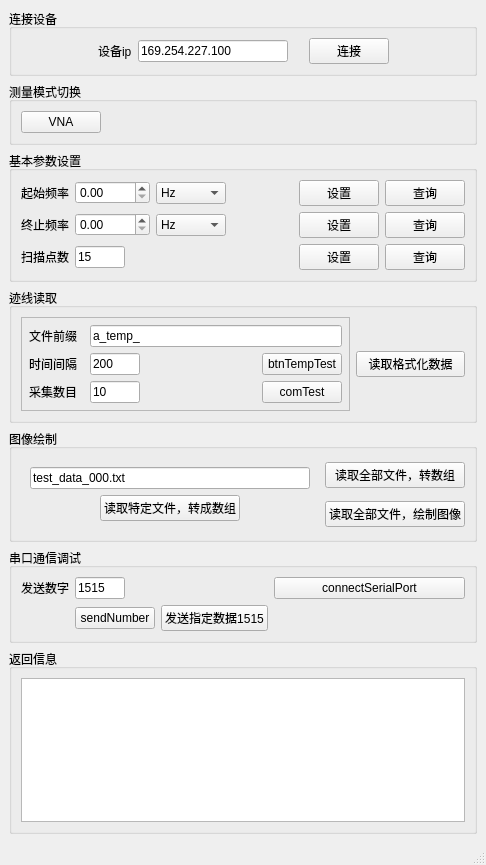
Before: the Qt Designer form mainwindow.ui in J4nnA/janna_51, drawn with Qt 5.
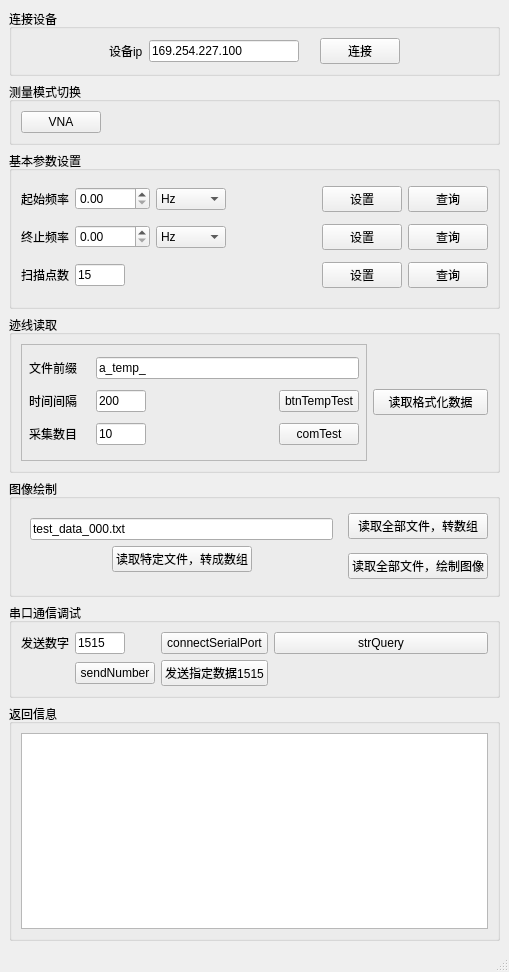
After: the same form once the commit is applied.

What changed in the file:
```diff
--- a/mainwindow.ui
+++ b/mainwindow.ui
@@ -6,8 +6,8 @@
    <rect>
     <x>0</x>
     <y>0</y>
-    <width>486</width>
-    <height>865</height>
+    <width>509</width>
+    <height>972</height>
    </rect>
   </property>
   <property name="windowTitle">
@@ -675,13 +675,20 @@
          </property>
         </widget>
        </item>
-       <item row="1" column="4">
+       <item row="1" column="3">
         <widget class="QPushButton" name="btnConnectSerialPort">
          <property name="text">
           <string>connectSerialPort</string>
          </property>
         </widget>
        </item>
+       <item row="1" column="4">
+        <widget class="QPushButton" name="btnStrQuery">
+         <property name="text">
+          <string>strQuery</string>
+         </property>
+        </widget>
+       </item>
       </layout>
      </widget>
     </item>
```
Left out of the diff: 4 changed lines with no effect on the pictures.
